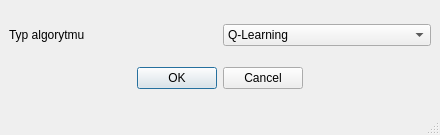
This is templatkaTwoorzenieAgenta.ui in vatrasar/licencjat as Qt 5 draws it before an edit. The edited form follows.
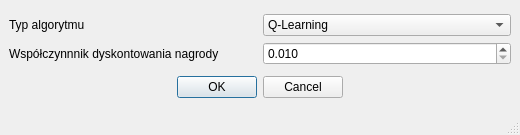
This is the edited form.

```diff
--- a/templatkaTwoorzenieAgenta.ui
+++ b/templatkaTwoorzenieAgenta.ui
@@ -6,7 +6,7 @@
    <rect>
     <x>0</x>
     <y>0</y>
-    <width>440</width>
+    <width>520</width>
     <height>135</height>
    </rect>
   </property>
@@ -16,7 +16,7 @@
   <widget class="QWidget" name="centralwidget">
    <layout class="QVBoxLayout" name="verticalLayout">
     <item>
-     <layout class="QGridLayout" name="gridLayout" rowstretch="0,0,0">
+     <layout class="QGridLayout" name="gridLayout" rowstretch="0,0">
       <item row="0" column="0">
        <widget class="QLabel" name="label_type">
         <property name="text">
@@ -53,6 +53,29 @@
         </item>
        </widget>
       </item>
+      <item row="1" column="0">
+       <widget class="QLabel" name="label">
+        <property name="text">
+         <string>Współczynnnik dyskontowania nagrody</string>
+        </property>
+       </widget>
+      </item>
+      <item row="1" column="1">
+       <widget class="QDoubleSpinBox" name="gmma_spin">
+        <property name="decimals">
+         <number>3</number>
+        </property>
+        <property name="minimum">
+         <double>0.010000000000000</double>
+        </property>
+        <property name="maximum">
+         <double>1.000000000000000</double>
+        </property>
+        <property name="singleStep">
+         <double>0.010000000000000</double>
+        </property>
+       </widget>
+      </item>
      </layout>
     </item>
     <item>
```
